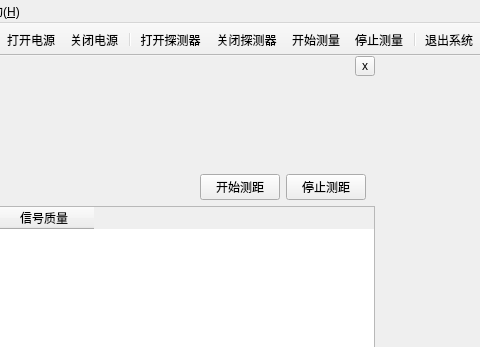
Before: the Qt Designer form mainwindow.ui in MrXiaomao/HEXRayFSS_QT, drawn with Qt 5; both pictures show x 139 to 619 and y 0 to 347 of the 1074 by 703 pixel window.
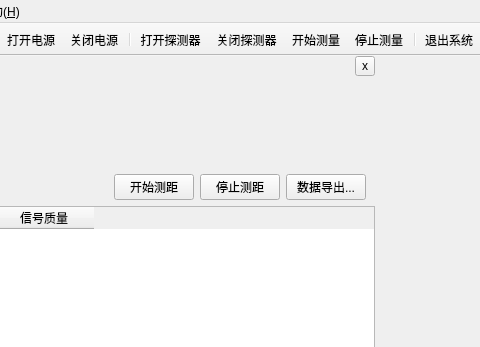
After: the same form once the commit is applied. Icons and pictures are not drawn. Custom widgets are drawn as their Qt base class.

Commit message: 1、将波形数据和反解能谱结果保存为dat二进制格式和csv文本格式 2、打开历史文件功能，历史文件支持2种格式（dat和csv） 3、将测距结果导出为csv文本格式

What changed in the file:
```diff
--- a/mainwindow.ui
+++ b/mainwindow.ui
@@ -292,6 +292,17 @@
             </property>
            </widget>
           </item>
+          <item>
+           <widget class="QPushButton" name="pushButton_export">
+            <property name="text">
+             <string>数据导出...</string>
+            </property>
+            <property name="icon">
+             <iconset resource="../3rdParty/resource/resource.qrc">
+              <normaloff>:/daochu.png</normaloff>:/daochu.png</iconset>
+            </property>
+           </widget>
+          </item>
          </layout>
         </item>
         <item>
```
The commit also changes 5 other files.
